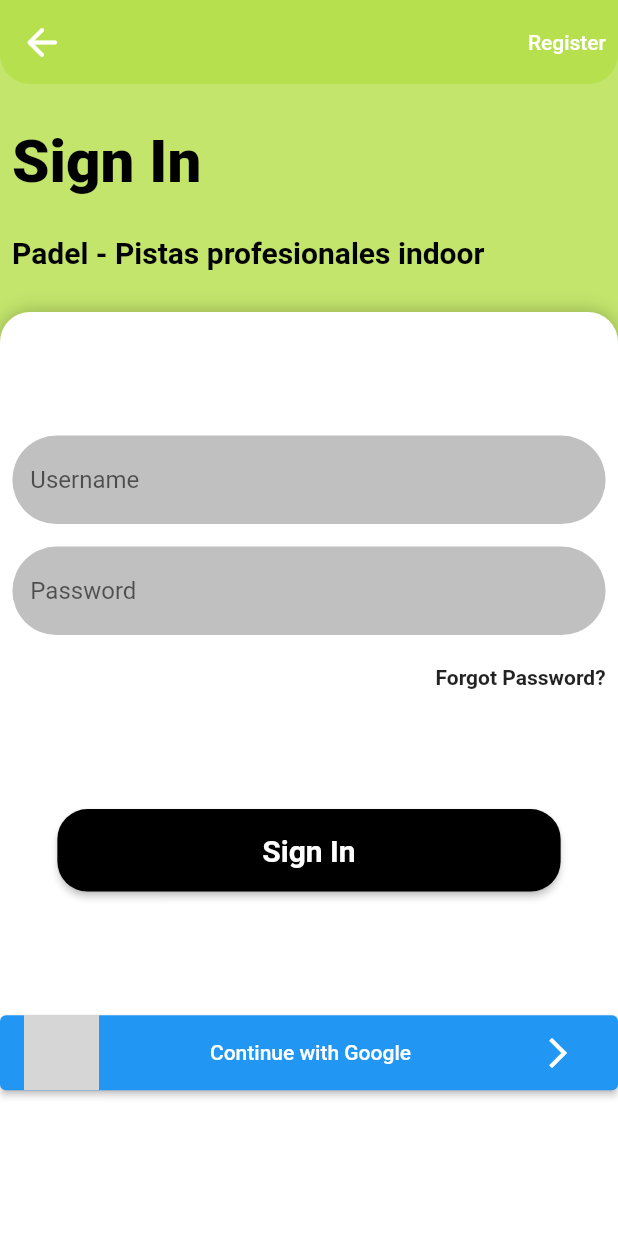
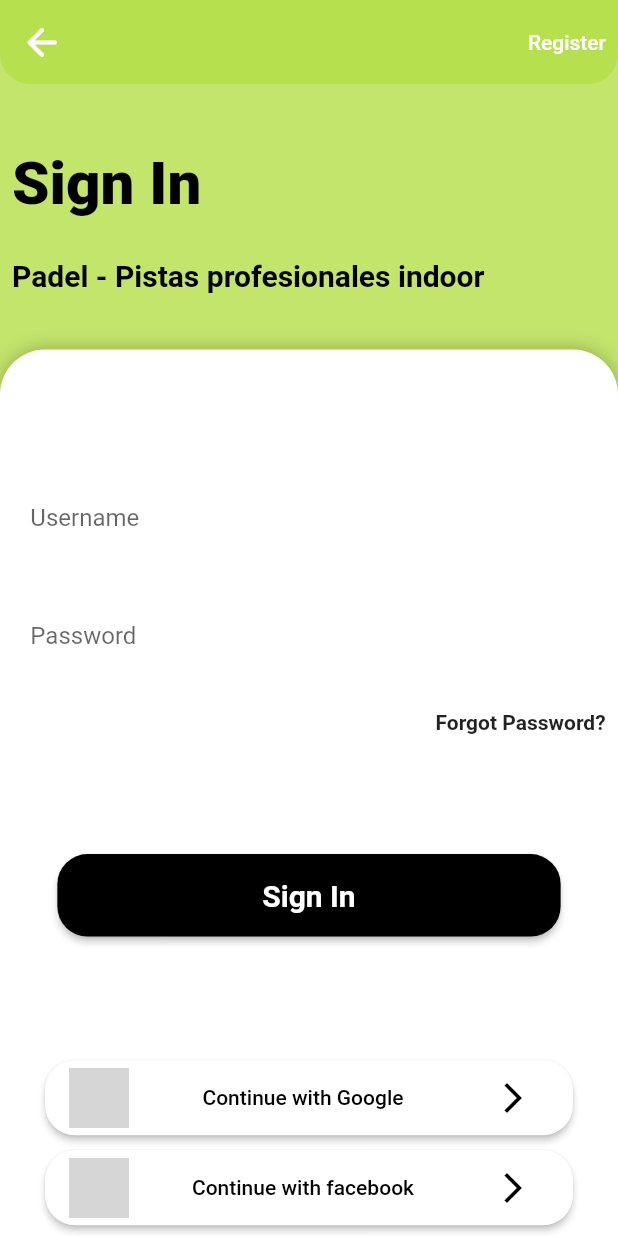
Before and after one commit to ianbokser/Set_Paddel_House, a Flutter app: the screen it shows after launch, after a tap on "Sign in", on a phone screen of 412 x 824 dp. Run offline on Flutter 3.47's test engine with Material 2 defaults, Android fonts, the phone set to English and light mode, and no system bars; network calls fail; grey boxes are pictures that could not be loaded.

Commit message:
finished login design

```diff
--- a/lib/src/presentation/screens/login_screen.dart
+++ b/lib/src/presentation/screens/login_screen.dart
@@ -10,7 +10,6 @@ class Loginscreen extends StatelessWidget {
     TextEditingController password = TextEditingController();
     final _formKey = GlobalKey<FormState>();
     final size = MediaQuery.of(context).size;
-
     return Scaffold(
       backgroundColor: const Color.fromRGBO(180, 223, 71, 0.8),
       appBar: AppBar(
@@ -44,7 +43,7 @@ class Loginscreen extends StatelessWidget {
         child: Column(
           crossAxisAlignment: CrossAxisAlignment.start,
           children: [
-            const SizedBox(height: 20,),
+            const SizedBox(height: 35,),
             const Padding(
               padding: EdgeInsets.all(8.0),
               child: Text("Sign In", style: TextStyle(fontWeight: FontWeight.w900, fontSize: 40, color: Colors.black),), // Color de texto en negro
@@ -54,15 +53,15 @@ class Loginscreen extends StatelessWidget {
               padding: EdgeInsets.all(8.0),
               child: Text("Padel - Pistas profesionales indoor", style: TextStyle(fontWeight: FontWeight.bold, fontSize: 20, color: Colors.black),), // Color de texto en negro
             ),
-            const SizedBox(height: 20,),
+            const SizedBox(height: 30,),
             Container(
               height: size.height,
               width: double.infinity,
               decoration: const BoxDecoration(
                 color: Colors.white,
                 borderRadius: BorderRadius.only(
-                  topLeft: Radius.circular(20.0),
-                  topRight: Radius.circular(20.0),
+                  topLeft: Radius.circular(30.0),
+                  topRight: Radius.circular(30.0),
                 ),
                 boxShadow: <BoxShadow> [
                   BoxShadow(
@@ -82,7 +81,7 @@ class Loginscreen extends StatelessWidget {
                       crossAxisAlignment: CrossAxisAlignment.end,
                       children: [
                         _email(email),
-                        const SizedBox(height: 15,),
+                        const SizedBox(height: 20,),
                         _password(password),
                         const SizedBox(height: 20,),
                         InkWell(
@@ -116,29 +115,84 @@ class Loginscreen extends StatelessWidget {
                     ),
                   ),
                 ),
-                SizedBox(
-                  child: ElevatedButton(onPressed: (){},
+                _googleButton(),
+                const SizedBox(height: 10,),
+                _facebookButton(),
+              ],
+            ),
+          ),
+        ],
+      ),
+    ),
+  );
+}
+
+  Container _facebookButton() {
+    return Container(
+                padding: const EdgeInsets.symmetric(horizontal: 30),
+                width: double.infinity,
+                height: 50,
+                child: ElevatedButton(
+                  onPressed: (){},
+                  style: ElevatedButton.styleFrom(
+                            backgroundColor: Colors.white,
+                            shape: RoundedRectangleBorder(borderRadius: BorderRadius.circular(20))
+                          ),
                   child: Row(
                     children: [
                       Image.network(
-                          "https://rotulosmatesanz.com/wp-content/uploads/2017/09/2000px-Google_G_Logo.svg_.png",
-                          width: 50,
-                          height: 50,
+                        "https://upload.wikimedia.org/wikipedia/commons/thumb/5/51/Facebook_f_logo_%282019%29.svg/480px-Facebook_f_logo_%282019%29.svg.png",
+                        width: 40,
+                        height: 40,
                       ),
                       const Spacer(),
-                        const Text("Continue with Google"),
+                      const Text(
+                        "Continue with facebook",
+                        style: TextStyle(color: Colors.black),
+                        ),
                       const Spacer(),
                       IconButton(
                       onPressed: (){},
                       icon: const Icon(
                         Icons.arrow_forward_ios_outlined,
+                        color: Colors.black,
                         ),
                       ),
                     ],
-                    )
                   ),
                 ),
-              ],
+              );
+  }
+
+  Container _googleButton() {
+    return Container(
+                padding: const EdgeInsets.symmetric(horizontal: 30),
+                width: double.infinity,
+                height: 50,
+                child: ElevatedButton(
+                  onPressed: (){},
+                  style: ElevatedButton.styleFrom(
+                            backgroundColor: Colors.white,
+                            shape: RoundedRectangleBorder(borderRadius: BorderRadius.circular(20))
+                          ),
+                  child: Row(
+                    children: [
+                      Image.network(
+                        "https://rotulosmatesanz.com/wp-content/uploads/2017/09/2000px-Google_G_Logo.svg_.png",
+                        width: 40,
+                        height: 40,
+                      ),
+                      const Spacer(),
+                      const Text(
+                        "Continue with Google",
+                        style: TextStyle(color: Colors.black),
+                        ),
+                      const Spacer(),
+                      IconButton(
+                      onPressed: (){},
+                      icon: const Icon(
+                        Icons.arrow_forward_ios_outlined,
+                        color: Colors.black,
                         ),
                       ),
                     ],
@@ -169,7 +223,7 @@ class Loginscreen extends StatelessWidget {
         borderRadius: BorderRadius.circular(40),
       ),
       filled: true,
-      fillColor: const Color.fromARGB(255, 192, 192, 192)
+      fillColor: Colors.white60
     ),
   );
   }
@@ -197,7 +251,7 @@ class Loginscreen extends StatelessWidget {
         borderRadius: BorderRadius.circular(40),
       ),
       filled: true,
-      fillColor: const Color.fromARGB(255, 192, 192, 192)
+      fillColor: Colors.white60
     ),
   );
 }
```
Lines whose indentation alone changed are shown as unchanged.
